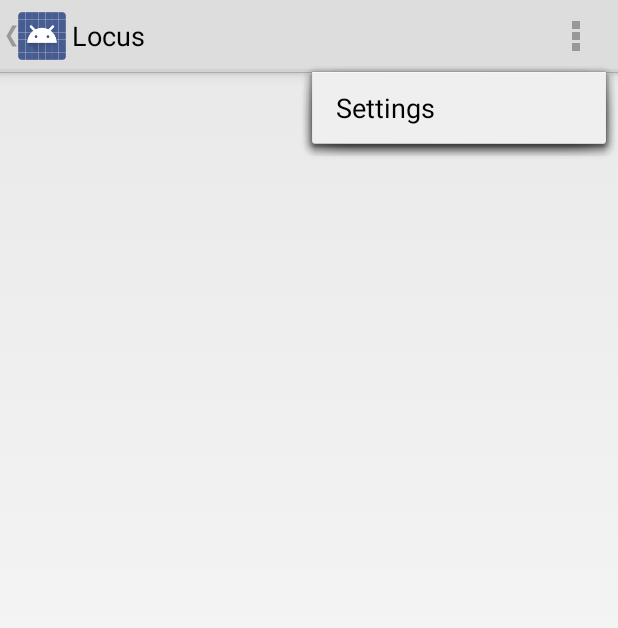
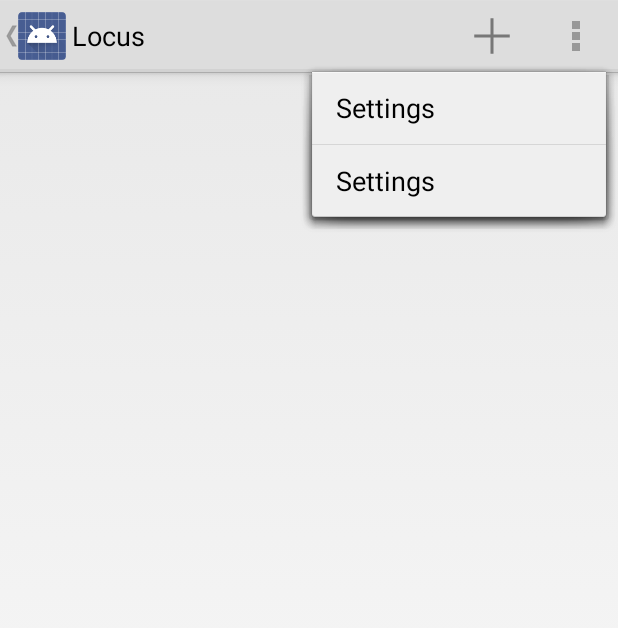
Before and after one commit to mohitd/locus, an Android app: the screen it shows after launch (MainActivity), with the options menu open, on a phone screen of 412 x 824 dp. Shown: the top 628 px of the screen. Run offline under Robolectric (Android 15) with nearby library versions, the phone set to English and light mode, and no system bars; 2 statements that could not run were skipped.

Commit message:
Linked add menu to GeofenceActivity

```diff
--- a/app/build.gradle
+++ b/app/build.gradle
@@ -8,6 +8,11 @@ android {
         applicationId "com.centauri.locus"
         minSdkVersion 16
         targetSdkVersion 20
+    }
+
+    packagingOptions {
+        exclude 'META-INF/LICENSE.txt'
+        exclude 'AndroidManifest.xml'
     }
 
     buildTypes {
--- a/app/src/main/java/com/centauri/locus/NavigationDrawerFragment.java
+++ b/app/src/main/java/com/centauri/locus/NavigationDrawerFragment.java
@@ -100,8 +100,7 @@ public class NavigationDrawerFragment extends Fragment {
         });
         drawerListView.setAdapter(new ArrayAdapter<String>(getActionBar().getThemedContext(),
                 android.R.layout.simple_list_item_activated_1, android.R.id.text1, new String[] {
-                    getString(R.string.title_ongoing), getString(R.string.title_nearby),
-                    getString(R.string.title_completed), getString(R.string.title_map),
+                    getString(R.string.title_ongoing),  getString(R.string.title_map),
                     getString(R.string.title_places), }));
         drawerListView.setItemChecked(currentSelectedPosition, true);
         return drawerListView;
@@ -124,7 +123,7 @@ public class NavigationDrawerFragment extends Fragment {
         fragmentContainerView = getActivity().findViewById(fragmentId);
         this.drawerLayout = drawerLayout;
 
-        // set a custom shadow that overlays the main content when the drawer
+        // set a custom shadow that overlays the fragment_list content when the drawer
         // opens
         drawerLayout.setDrawerShadow(R.drawable.drawer_shadow, GravityCompat.START);
         // set up the drawer's list view with items and click listener
--- a/app/src/main/java/com/centauri/locus/TaskListFragment.java
+++ b/app/src/main/java/com/centauri/locus/TaskListFragment.java
@@ -4,8 +4,12 @@
 package com.centauri.locus;
 
 import android.app.ListFragment;
+import android.content.Intent;
 import android.database.Cursor;
 import android.os.Bundle;
+import android.view.Menu;
+import android.view.MenuInflater;
+import android.view.MenuItem;
 
 import com.centauri.locus.adapter.TaskAdapter;
 import com.centauri.locus.provider.Locus;
@@ -30,5 +34,23 @@ public class TaskListFragment extends ListFragment {
         TaskAdapter adapter = new TaskAdapter(getActivity(), cursor, 0);
         setListAdapter(adapter);
         setRetainInstance(true);
+        setHasOptionsMenu(true);
+    }
+
+    @Override
+    public void onCreateOptionsMenu(Menu menu, MenuInflater inflater) {
+        super.onCreateOptionsMenu(menu, inflater);
+        inflater.inflate(R.menu.fragment_list, menu);
+    }
+
+    @Override
+    public boolean onOptionsItemSelected(MenuItem item) {
+        switch (item.getItemId()) {
+            case R.id.action_add:
+                Intent intent = new Intent(getActivity(), GeofenceSelectorActivity.class);
+                startActivity(intent);
+                break;
+        }
+        return super.onOptionsItemSelected(item);
     }
 }
--- a/app/src/main/res/layout/activity_main.xml
+++ b/app/src/main/res/layout/activity_main.xml
@@ -7,7 +7,7 @@
     tools:context="com.centauri.locus.MainActivity" >
 
     <!--
-         As the main content view, the view below consumes the entire
+         As the fragment_list content view, the view below consumes the entire
          space available using match_parent in both dimensions.
     -->
 
--- /dev/null
+++ b/app/src/main/res/menu/fragment_list.xml
@@ -0,0 +1,19 @@
+<menu xmlns:android="http://schemas.android.com/apk/res/android"
+    xmlns:app="http://schemas.android.com/apk/res-auto"
+    xmlns:tools="http://schemas.android.com/tools"
+    tools:context="com.centauri.locus.MainActivity" >
+
+    <item
+        android:id="@+id/action_add"
+        android:showAsAction="always"
+        android:icon="@drawable/ic_action_new"
+        android:title="@string/add"/>
+
+    <item
+        android:id="@+id/action_settings"
+        android:showAsAction="never"
+        android:icon="@drawable/ic_action_settings"
+        android:title="@string/settings"
+        />
+
+</menu>
--- a/app/src/main/res/menu/main.xml
+++ /dev/null
@@ -1,11 +0,0 @@
-<menu xmlns:android="http://schemas.android.com/apk/res/android"
-    xmlns:tools="http://schemas.android.com/tools"
-    tools:context="com.centauri.locus.MainActivity" >
-
-    <item
-        android:id="@+id/action_settings"
-        android:orderInCategory="100"
-        android:showAsAction="never"
-        android:title="@string/action_settings"/>
-
-</menu>
--- a/app/src/main/res/values/strings.xml
+++ b/app/src/main/res/values/strings.xml
@@ -12,5 +12,7 @@
     <string name="action_settings">Settings</string>
     <string name="title_hint">Title</string>
     <string name="description_hint">Description</string>
+    <string name="add">Add</string>
+    <string name="settings">Settings</string>
 
 </resources>
--- /dev/null
+++ b/libraries/datetimepicker/build.gradle
@@ -0,0 +1,2 @@
+configurations.create("default")
+artifacts.add("default", file('datetimepicker.jar'))
```
Also changed, not shown: app/src/main/java/com/centauri/locus/MainActivity.java (+2 -31 lines), app/src/main/res/drawable-hdpi/ic_action_new.png (added), app/src/main/res/drawable-hdpi/ic_action_settings.png (added), app/src/main/res/drawable-mdpi/ic_action_new.png (added), app/src/main/res/drawable-mdpi/ic_action_settings.png (added), app/src/main/res/drawable-xhdpi/ic_action_new.png (added), app/src/main/res/drawable-xhdpi/ic_action_settings.png (added), app/src/main/res/drawable-xxhdpi/ic_action_new.png (added), app/src/main/res/drawable-xxhdpi/ic_action_settings.png (added), 85 other files.
